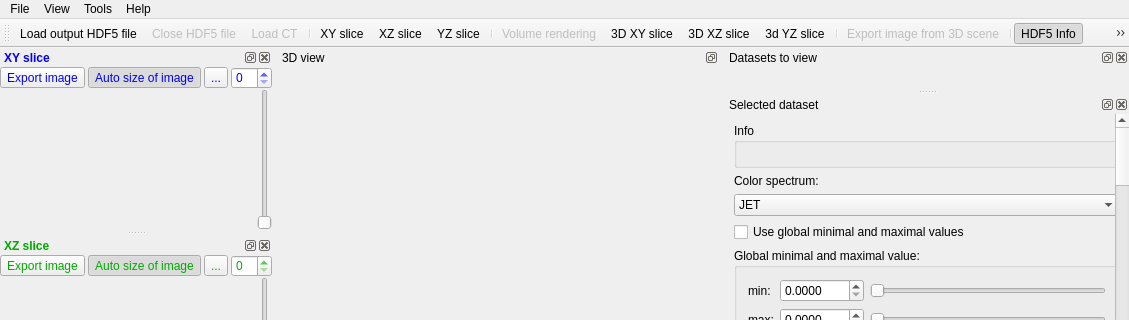
Before: the Qt Designer form gui/gui/mainwindow.ui in klepo/Visualisation-of-the-outputs-of-k-Wave-ultrasound-simulations, drawn with Qt 5; both pictures show x 0 to 1129 and y 0 to 320 of the 1129 by 627 pixel window.
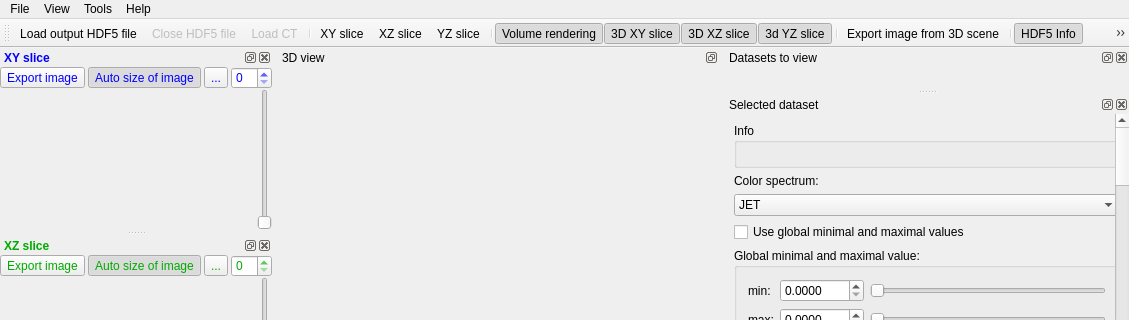
After: the same form once the commit is applied. Icons and pictures are not drawn. Custom widgets are drawn as their Qt base class.

```diff
--- a/gui/gui/mainwindow.ui
+++ b/gui/gui/mainwindow.ui
@@ -1842,6 +1842,9 @@
    <property name="checkable">
     <bool>true</bool>
    </property>
+   <property name="checked">
+    <bool>true</bool>
+   </property>
    <property name="icon">
     <iconset resource="resources.qrc">
      <normaloff>:/icons/icons/images/icons_13.png</normaloff>:/icons/icons/images/icons_13.png</iconset>
@@ -1854,6 +1857,9 @@
    <property name="checkable">
     <bool>true</bool>
    </property>
+   <property name="checked">
+    <bool>true</bool>
+   </property>
    <property name="icon">
     <iconset resource="resources.qrc">
      <normaloff>:/icons/icons/images/icons_15.png</normaloff>:/icons/icons/images/icons_15.png</iconset>
@@ -1866,6 +1872,9 @@
    <property name="checkable">
     <bool>true</bool>
    </property>
+   <property name="checked">
+    <bool>true</bool>
+   </property>
    <property name="icon">
     <iconset resource="resources.qrc">
      <normaloff>:/icons/icons/images/icons_14.png</normaloff>:/icons/icons/images/icons_14.png</iconset>
@@ -1876,7 +1885,7 @@
   </action>
   <action name="actionExportImageFrom3DScene">
    <property name="enabled">
-    <bool>false</bool>
+    <bool>true</bool>
    </property>
    <property name="icon">
     <iconset resource="resources.qrc">
@@ -1890,8 +1899,8 @@
    <property name="checkable">
     <bool>true</bool>
    </property>
-   <property name="enabled">
-    <bool>false</bool>
+   <property name="checked">
+    <bool>true</bool>
    </property>
    <property name="icon">
     <iconset resource="resources.qrc">
```
